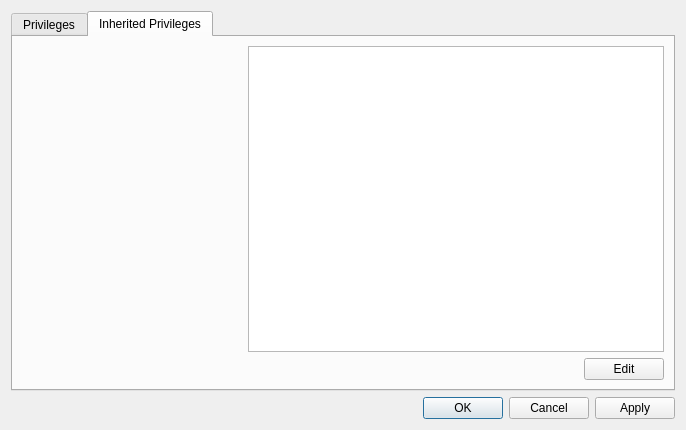
DLR-SC/DataFinder, file resources/qt4/ui/user/privilege_dialog.ui: the form before one commit.
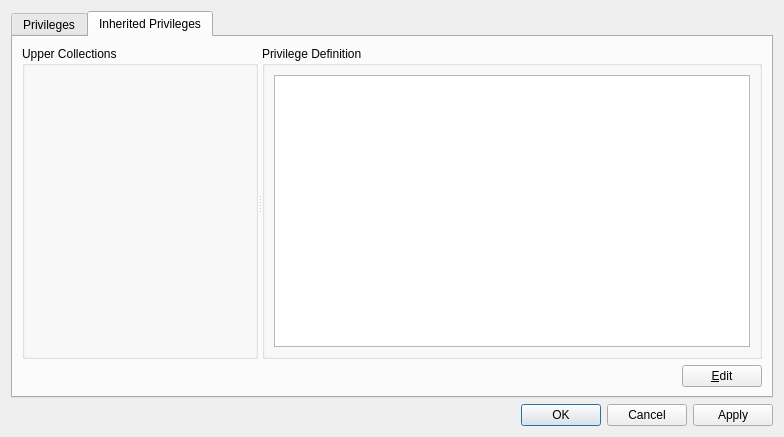
The form after the commit. The open tabs and pages were chosen to show the change. Custom widgets are drawn as their Qt base class.

Patch:
```diff
--- a/resources/qt4/ui/user/privilege_dialog.ui
+++ b/resources/qt4/ui/user/privilege_dialog.ui
@@ -6,14 +6,14 @@
    <rect>
     <x>0</x>
     <y>0</y>
-    <width>686</width>
-    <height>430</height>
+    <width>784</width>
+    <height>437</height>
    </rect>
   </property>
   <property name="windowTitle">
    <string>Edit Properties of /data/test/Documentation</string>
   </property>
-  <layout class="QGridLayout" name="gridLayout_4">
+  <layout class="QGridLayout" name="gridLayout_7">
    <item row="0" column="0">
     <widget class="QTabWidget" name="tabWidget">
      <property name="font">
@@ -28,7 +28,7 @@
       <attribute name="title">
        <string>Privileges</string>
       </attribute>
-      <layout class="QGridLayout" name="gridLayout_7">
+      <layout class="QGridLayout" name="gridLayout_4">
        <item row="0" column="0">
         <widget class="QGroupBox" name="groupBox">
          <property name="minimumSize">
@@ -234,24 +234,51 @@
       <attribute name="title">
        <string>Inherited Privileges</string>
       </attribute>
+      <layout class="QGridLayout" name="gridLayout_9">
+       <item row="0" column="0">
+        <widget class="QSplitter" name="splitter_2">
+         <property name="orientation">
+          <enum>Qt::Horizontal</enum>
+         </property>
+         <widget class="QGroupBox" name="groupBox_3">
+          <property name="title">
+           <string>Upper Collections</string>
+          </property>
       <layout class="QGridLayout" name="gridLayout_2">
        <item row="0" column="0">
-        <layout class="QHBoxLayout" name="horizontalLayout_4">
-         <item>
           <widget class="SelectItemWidget" name="selectItemWidget" native="true">
+             <property name="sizePolicy">
+              <sizepolicy hsizetype="Minimum" vsizetype="Preferred">
+               <horstretch>0</horstretch>
+               <verstretch>0</verstretch>
+              </sizepolicy>
+             </property>
            <property name="minimumSize">
             <size>
-             <width>220</width>
+               <width>170</width>
              <height>100</height>
             </size>
            </property>
           </widget>
          </item>
-         <item>
-          <widget class="QTableView" name="inheritedPrivilegeTable">
+          </layout>
+         </widget>
+         <widget class="QGroupBox" name="groupBox_4">
            <property name="minimumSize">
             <size>
-             <width>335</width>
+            <width>500</width>
+            <height>0</height>
+           </size>
+          </property>
+          <property name="title">
+           <string>Privilege Definition</string>
+          </property>
+          <layout class="QGridLayout" name="gridLayout_8">
+           <item row="0" column="0">
+            <widget class="DefaultTableView" name="inheritedPrivilegeTable">
+             <property name="minimumSize">
+              <size>
+               <width>0</width>
              <height>0</height>
             </size>
            </property>
@@ -264,6 +291,9 @@
            <attribute name="horizontalHeaderVisible">
             <bool>false</bool>
            </attribute>
+             <attribute name="horizontalHeaderDefaultSectionSize">
+              <number>110</number>
+             </attribute>
            <attribute name="horizontalHeaderMinimumSectionSize">
             <number>80</number>
            </attribute>
@@ -273,6 +303,8 @@
           </widget>
          </item>
         </layout>
+         </widget>
+        </widget>
        </item>
        <item row="1" column="0">
         <layout class="QHBoxLayout" name="horizontalLayout_3">
@@ -292,7 +324,7 @@
          <item>
           <widget class="QPushButton" name="editButton">
            <property name="text">
-            <string>Edit</string>
+            <string>&amp;Edit</string>
            </property>
           </widget>
          </item>
@@ -302,7 +334,7 @@
      </widget>
     </widget>
    </item>
-   <item row="2" column="0">
+   <item row="1" column="0">
     <widget class="QDialogButtonBox" name="buttonBox">
      <property name="orientation">
       <enum>Qt::Horizontal</enum>
@@ -324,6 +356,11 @@
    <header>datafinder.gui.user.common.widget</header>
    <container>1</container>
   </customwidget>
+  <customwidget>
+   <class>DefaultTableView</class>
+   <extends>QTableView</extends>
+   <header>datafinder.gui.user.common.widget</header>
+  </customwidget>
  </customwidgets>
  <resources/>
  <connections>
```
Left out of the diff: 46 changed lines with no effect on the pictures. Lines whose indentation alone changed are shown as unchanged.
